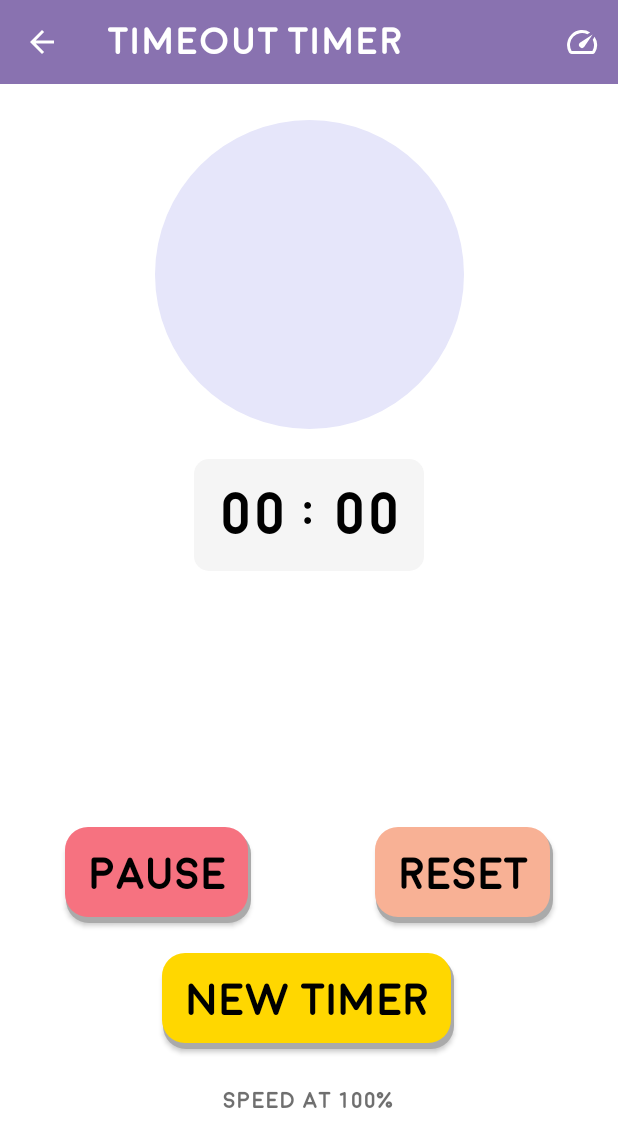
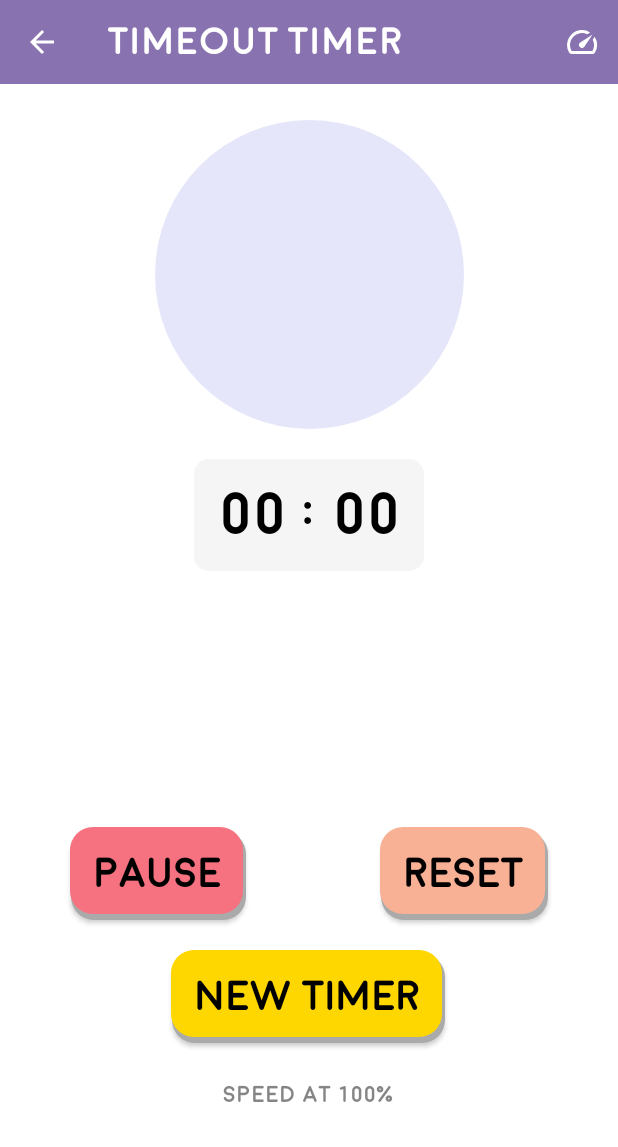
Before and after one commit to ThanhTran2709/ParentApp, an Android app: the TimerActivity screen opened directly, with no data from a screen before it, on a phone screen of 412 x 824 dp. Shown: the top 1147 px of the screen. Run offline under Robolectric (Android 15) with nearby library versions, the phone set to English and light mode, and no system bars; 5 statements that could not run were skipped.

Commit message:
Made speed text less prominent

```diff
--- a/app/src/main/res/layout/activity_timer.xml
+++ b/app/src/main/res/layout/activity_timer.xml
@@ -17,7 +17,7 @@
         android:padding="16dp"
         android:text="@string/pause_button_text"
         android:textColor="@color/black"
-        android:textSize="30sp"
+        android:textSize="28sp"
         app:layout_constraintEnd_toStartOf="@+id/guideline3"
         app:layout_constraintHorizontal_bias="0.53"
         app:layout_constraintStart_toStartOf="parent"
@@ -33,7 +33,7 @@
         android:padding="16dp"
         android:text="@string/reset_button_text"
         android:textColor="@color/black"
-        android:textSize="30sp"
+        android:textSize="28sp"
         app:layout_constraintEnd_toEndOf="parent"
         app:layout_constraintStart_toStartOf="@+id/guideline3"
         app:layout_constraintTop_toTopOf="@+id/guideline2" />
@@ -48,7 +48,7 @@
         android:padding="16dp"
         android:text="@string/new_timer"
         android:textColor="@color/black"
-        android:textSize="30sp"
+        android:textSize="28sp"
         app:layout_constraintEnd_toEndOf="parent"
         app:layout_constraintHorizontal_bias="0.497"
         app:layout_constraintStart_toStartOf="parent"
@@ -72,7 +72,7 @@
         android:padding="16dp"
         android:text="@string/stop_alarm"
         android:textColor="@color/black"
-        android:textSize="30sp"
+        android:textSize="28sp"
         android:visibility="invisible"
         app:layout_constraintBottom_toTopOf="@+id/guideline2"
         app:layout_constraintEnd_toEndOf="parent"
@@ -167,7 +167,7 @@
         android:paddingHorizontal="24sp"
         android:paddingVertical="10sp"
         android:text="@string/speed_text"
-        android:textColor="#90000000"
+        android:textColor="#7A000000"
         android:textSize="15sp"
         app:layout_constraintEnd_toEndOf="@+id/new_timer_button"
         app:layout_constraintStart_toStartOf="@+id/new_timer_button"
```
